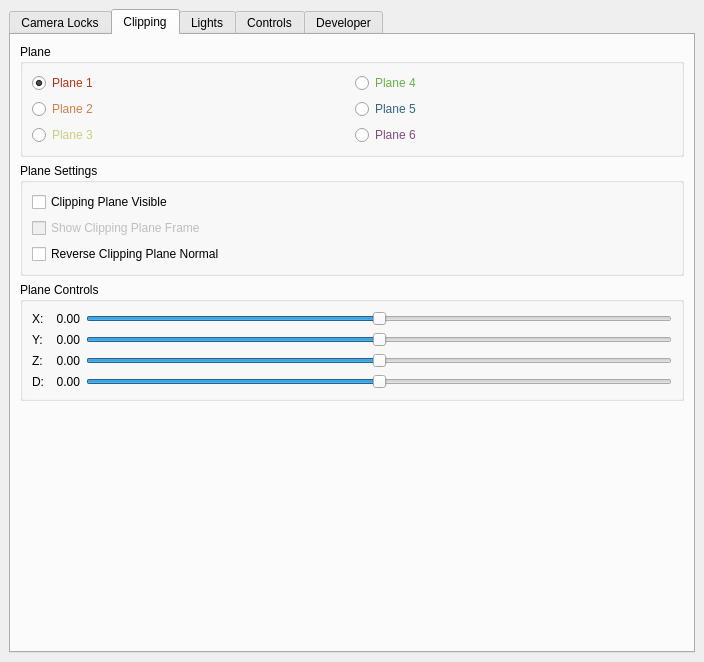
Above: src/Interface/Modules/Render/ViewSceneControls.ui from SCIInstitute/SCIRun before the change. Below: the same form after it.
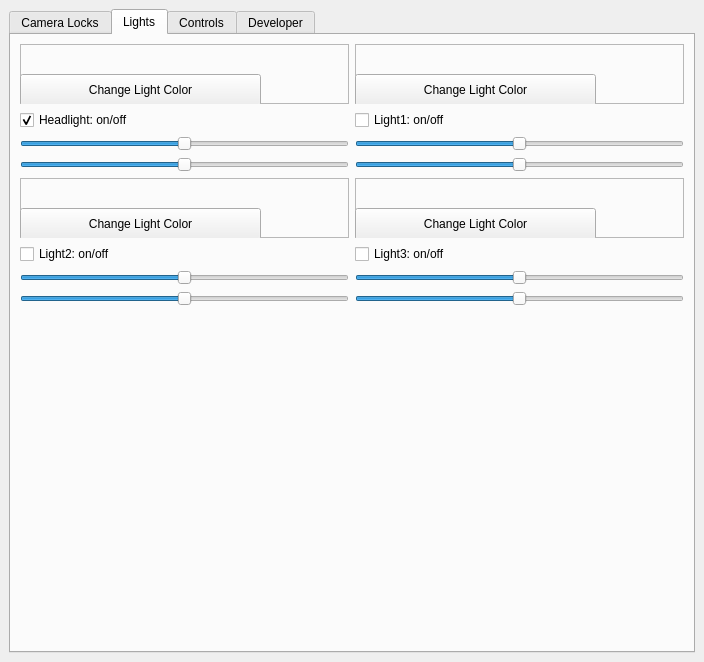
That is the form after the change. The open tabs and pages were chosen to show the change.

Commit message: Clipping plane popup

The edit to the form file:
```diff
--- a/src/Interface/Modules/Render/ViewSceneControls.ui
+++ b/src/Interface/Modules/Render/ViewSceneControls.ui
@@ -81,572 +81,6 @@
         </item>
        </layout>
       </widget>
-      <widget class="QWidget" name="ClippingTab">
-       <property name="enabled">
-        <bool>true</bool>
-       </property>
-       <attribute name="title">
-        <string>Clipping</string>
-       </attribute>
-       <layout class="QVBoxLayout" name="verticalLayout">
-        <item>
-         <widget class="QGroupBox" name="groupBox_3">
-          <property name="enabled">
-           <bool>true</bool>
-          </property>
-          <property name="font">
-           <font>
-            <weight>50</weight>
-            <bold>false</bold>
-           </font>
-          </property>
-          <property name="title">
-           <string>Plane</string>
-          </property>
-          <layout class="QGridLayout" name="gridLayout_2">
-           <item row="0" column="0">
-            <widget class="QRadioButton" name="plane1RadioButton_">
-             <property name="palette">
-              <palette>
-               <active>
-                <colorrole role="WindowText">
-                 <brush brushstyle="SolidPattern">
-                  <color alpha="255">
-                   <red>179</red>
-                   <green>51</green>
-                   <blue>25</blue>
-                  </color>
-                 </brush>
-                </colorrole>
-               </active>
-               <inactive>
-                <colorrole role="WindowText">
-                 <brush brushstyle="SolidPattern">
-                  <color alpha="255">
-                   <red>179</red>
-                   <green>51</green>
-                   <blue>25</blue>
-                  </color>
-                 </brush>
-                </colorrole>
-               </inactive>
-               <disabled>
-                <colorrole role="WindowText">
-                 <brush brushstyle="SolidPattern">
-                  <color alpha="255">
-                   <red>128</red>
-                   <green>128</green>
-                   <blue>128</blue>
-                  </color>
-                 </brush>
-                </colorrole>
-               </disabled>
-              </palette>
-             </property>
-             <property name="text">
-              <string>Plane 1</string>
-             </property>
-             <property name="checked">
-              <bool>true</bool>
-             </property>
-             <attribute name="buttonGroup">
-              <string notr="true">planeButtonGroup_</string>
-             </attribute>
-            </widget>
-           </item>
-           <item row="0" column="1">
-            <widget class="QRadioButton" name="plane4RadioButton_">
-             <property name="palette">
-              <palette>
-               <active>
-                <colorrole role="WindowText">
-                 <brush brushstyle="SolidPattern">
-                  <color alpha="255">
-                   <red>102</red>
-                   <green>179</green>
-                   <blue>76</blue>
-                  </color>
-                 </brush>
-                </colorrole>
-               </active>
-               <inactive>
-                <colorrole role="WindowText">
-                 <brush brushstyle="SolidPattern">
-                  <color alpha="255">
-                   <red>102</red>
-                   <green>179</green>
-                   <blue>76</blue>
-                  </color>
-                 </brush>
-                </colorrole>
-               </inactive>
-               <disabled>
-                <colorrole role="WindowText">
-                 <brush brushstyle="SolidPattern">
-                  <color alpha="255">
-                   <red>128</red>
-                   <green>128</green>
-                   <blue>128</blue>
-                  </color>
-                 </brush>
-                </colorrole>
-               </disabled>
-              </palette>
-             </property>
-             <property name="text">
-              <string>Plane 4</string>
-             </property>
-             <attribute name="buttonGroup">
-              <string notr="true">planeButtonGroup_</string>
-             </attribute>
-            </widget>
-           </item>
-           <item row="1" column="0">
-            <widget class="QRadioButton" name="plane2RadioButton_">
-             <property name="palette">
-              <palette>
-               <active>
-                <colorrole role="WindowText">
-                 <brush brushstyle="SolidPattern">
-                  <color alpha="255">
-                   <red>204</red>
-                   <green>128</green>
-                   <blue>76</blue>
-                  </color>
-                 </brush>
-                </colorrole>
-               </active>
-               <inactive>
-                <colorrole role="WindowText">
-                 <brush brushstyle="SolidPattern">
-                  <color alpha="255">
-                   <red>204</red>
-                   <green>128</green>
-                   <blue>76</blue>
-                  </color>
-                 </brush>
-                </colorrole>
-               </inactive>
-               <disabled>
-                <colorrole role="WindowText">
-                 <brush brushstyle="SolidPattern">
-                  <color alpha="255">
-                   <red>128</red>
-                   <green>128</green>
-                   <blue>128</blue>
-                  </color>
-                 </brush>
-                </colorrole>
-               </disabled>
-              </palette>
-             </property>
-             <property name="text">
-              <string>Plane 2</string>
-             </property>
-             <attribute name="buttonGroup">
-              <string notr="true">planeButtonGroup_</string>
-             </attribute>
-            </widget>
-           </item>
-           <item row="1" column="1">
-            <widget class="QRadioButton" name="plane5RadioButton_">
-             <property name="palette">
-              <palette>
-               <active>
-                <colorrole role="WindowText">
-                 <brush brushstyle="SolidPattern">
-                  <color alpha="255">
-                   <red>51</red>
-                   <green>102</green>
-                   <blue>128</blue>
-                  </color>
-                 </brush>
-                </colorrole>
-               </active>
-               <inactive>
-                <colorrole role="WindowText">
-                 <brush brushstyle="SolidPattern">
-                  <color alpha="255">
-                   <red>51</red>
-                   <green>102</green>
-                   <blue>128</blue>
-                  </color>
-                 </brush>
-                </colorrole>
-               </inactive>
-               <disabled>
-                <colorrole role="WindowText">
-                 <brush brushstyle="SolidPattern">
-                  <color alpha="255">
-                   <red>128</red>
-                   <green>128</green>
-                   <blue>128</blue>
-                  </color>
-                 </brush>
-                </colorrole>
-               </disabled>
-              </palette>
-             </property>
-             <property name="text">
-              <string>Plane 5</string>
-             </property>
-             <attribute name="buttonGroup">
-              <string notr="true">planeButtonGroup_</string>
-             </attribute>
-            </widget>
-           </item>
-           <item row="2" column="0">
-            <widget class="QRadioButton" name="plane3RadioButton_">
-             <property name="palette">
-              <palette>
-               <active>
-                <colorrole role="WindowText">
-                 <brush brushstyle="SolidPattern">
-                  <color alpha="255">
-                   <red>204</red>
-                   <green>204</green>
-                   <blue>128</blue>
-                  </color>
-                 </brush>
-                </colorrole>
-               </active>
-               <inactive>
-                <colorrole role="WindowText">
-                 <brush brushstyle="SolidPattern">
-                  <color alpha="255">
-                   <red>204</red>
-                   <green>204</green>
-                   <blue>128</blue>
-                  </color>
-                 </brush>
-                </colorrole>
-               </inactive>
-               <disabled>
-                <colorrole role="WindowText">
-                 <brush brushstyle="SolidPattern">
-                  <color alpha="255">
-                   <red>128</red>
-                   <green>128</green>
-                   <blue>128</blue>
-                  </color>
-                 </brush>
-                </colorrole>
-               </disabled>
-              </palette>
-             </property>
-             <property name="text">
-              <string>Plane 3</string>
-             </property>
-             <attribute name="buttonGroup">
-              <string notr="true">planeButtonGroup_</string>
-             </attribute>
-            </widget>
-           </item>
-           <item row="2" column="1">
-            <widget class="QRadioButton" name="plane6RadioButton_">
-             <property name="enabled">
-              <bool>true</bool>
-             </property>
-             <property name="palette">
-              <palette>
-               <active>
-                <colorrole role="WindowText">
-                 <brush brushstyle="SolidPattern">
-                  <color alpha="255">
-                   <red>128</red>
-                   <green>76</green>
-                   <blue>128</blue>
-                  </color>
-                 </brush>
-                </colorrole>
-               </active>
-               <inactive>
-                <colorrole role="WindowText">
-                 <brush brushstyle="SolidPattern">
-                  <color alpha="255">
-                   <red>128</red>
-                   <green>76</green>
-                   <blue>128</blue>
-                  </color>
-                 </brush>
-                </colorrole>
-               </inactive>
-               <disabled>
-                <colorrole role="WindowText">
-                 <brush brushstyle="SolidPattern">
-                  <color alpha="255">
-                   <red>128</red>
-                   <green>128</green>
-                   <blue>128</blue>
-                  </color>
-                 </brush>
-                </colorrole>
-               </disabled>
-              </palette>
-             </property>
-             <property name="text">
-              <string>Plane 6</string>
-             </property>
-             <property name="checked">
-              <bool>false</bool>
-             </property>
-             <attribute name="buttonGroup">
-              <string notr="true">planeButtonGroup_</string>
-             </attribute>
-            </widget>
-           </item>
-          </layout>
-         </widget>
-        </item>
-        <item>
-         <widget class="QGroupBox" name="groupBox_4">
-          <property name="font">
-           <font>
-            <weight>50</weight>
-            <bold>false</bold>
-           </font>
-          </property>
-          <property name="title">
-           <string>Plane Settings</string>
-          </property>
-          <layout class="QVBoxLayout" name="verticalLayout_2">
-           <item>
-            <widget class="QCheckBox" name="planeVisibleCheckBox_">
-             <property name="text">
-              <string>Clipping Plane Visible</string>
-             </property>
-            </widget>
-           </item>
-           <item>
-            <widget class="QCheckBox" name="showPlaneFrameCheckBox_">
-             <property name="enabled">
-              <bool>false</bool>
-             </property>
-             <property name="toolTip">
-              <string>BROKEN: See issue https://github.com/SCIInstitute/SCIRun/issues/2248</string>
-             </property>
-             <property name="accessibleDescription">
-              <string/>
-             </property>
-             <property name="text">
-              <string>Show Clipping Plane Frame</string>
-             </property>
-            </widget>
-           </item>
-           <item>
-            <widget class="QCheckBox" name="reversePlaneNormalCheckBox_">
-             <property name="text">
-              <string>Reverse Clipping Plane Normal</string>
-             </property>
-            </widget>
-           </item>
-          </layout>
-         </widget>
-        </item>
-        <item>
-         <widget class="QGroupBox" name="groupBox_5">
-          <property name="font">
-           <font>
-            <weight>50</weight>
-            <bold>false</bold>
-           </font>
-          </property>
-          <property name="title">
-           <string>Plane Controls</string>
-          </property>
-          <layout class="QGridLayout" name="gridLayout_3">
-           <item row="0" column="0">
-            <widget class="QLabel" name="label">
-             <property name="font">
-              <font>
-               <weight>50</weight>
-               <bold>false</bold>
-              </font>
-             </property>
-             <property name="text">
-              <string>X:</string>
-             </property>
-            </widget>
-           </item>
-           <item row="0" column="2">
-            <widget class="QSlider" name="xValueHorizontalSlider_">
-             <property name="minimum">
-              <number>-101</number>
-             </property>
-             <property name="maximum">
-              <number>101</number>
-             </property>
-             <property name="orientation">
-              <enum>Qt::Horizontal</enum>
-             </property>
-            </widget>
-           </item>
-           <item row="1" column="0">
-            <widget class="QLabel" name="label_2">
-             <property name="font">
-              <font>
-               <weight>50</weight>
-               <bold>false</bold>
-              </font>
-             </property>
-             <property name="text">
-              <string>Y:</string>
-             </property>
-            </widget>
-           </item>
-           <item row="1" column="2">
-            <widget class="QSlider" name="yValueHorizontalSlider_">
-             <property name="minimum">
-              <number>-101</number>
-             </property>
-             <property name="maximum">
-              <number>101</number>
-             </property>
-             <property name="orientation">
-              <enum>Qt::Horizontal</enum>
-             </property>
-            </widget>
-           </item>
-           <item row="2" column="0">
-            <widget class="QLabel" name="label_3">
-             <property name="font">
-              <font>
-               <weight>50</weight>
-               <bold>false</bold>
-              </font>
-             </property>
-             <property name="text">
-              <string>Z:</string>
-             </property>
-            </widget>
-           </item>
-           <item row="2" column="2">
-            <widget class="QSlider" name="zValueHorizontalSlider_">
-             <property name="minimum">
-              <number>-101</number>
-             </property>
-             <property name="maximum">
-              <number>101</number>
-             </property>
-             <property name="orientation">
-              <enum>Qt::Horizontal</enum>
-             </property>
-            </widget>
-           </item>
-           <item row="3" column="0">
-            <widget class="QLabel" name="label_4">
-             <property name="font">
-              <font>
-               <weight>50</weight>
-               <bold>false</bold>
-              </font>
-             </property>
-             <property name="text">
-              <string>D:</string>
-             </property>
-            </widget>
-           </item>
-           <item row="3" column="2">
-            <widget class="QSlider" name="dValueHorizontalSlider_">
-             <property name="minimum">
-              <number>-101</number>
-             </property>
-             <property name="maximum">
-              <number>101</number>
-             </property>
-             <property name="orientation">
-              <enum>Qt::Horizontal</enum>
-             </property>
-            </widget>
-           </item>
-           <item row="0" column="1">
-            <widget class="QLabel" name="xSliderValueLabel_">
-             <property name="sizePolicy">
-              <sizepolicy hsizetype="Preferred" vsizetype="Preferred">
-               <horstretch>0</horstretch>
-               <verstretch>0</verstretch>
-              </sizepolicy>
-             </property>
-             <property name="font">
-              <font>
-               <weight>50</weight>
-               <bold>false</bold>
-              </font>
-             </property>
-             <property name="text">
-              <string>  0.00</string>
-             </property>
-            </widget>
-           </item>
-           <item row="1" column="1">
-            <widget class="QLabel" name="ySliderValueLabel_">
-             <property name="sizePolicy">
-              <sizepolicy hsizetype="Preferred" vsizetype="Preferred">
-               <horstretch>0</horstretch>
-               <verstretch>0</verstretch>
-              </sizepolicy>
-             </property>
-             <property name="font">
-              <font>
-               <weight>50</weight>
-               <bold>false</bold>
-              </font>
-             </property>
-             <property name="text">
-              <string>  0.00</string>
-             </property>
-            </widget>
-           </item>
-           <item row="2" column="1">
-            <widget class="QLabel" name="zSliderValueLabel_">
-             <property name="sizePolicy">
-              <sizepolicy hsizetype="Preferred" vsizetype="Preferred">
-               <horstretch>0</horstretch>
-               <verstretch>0</verstretch>
-              </sizepolicy>
-             </property>
-             <property name="font">
-              <font>
-               <weight>50</weight>
-               <bold>false</bold>
-              </font>
-             </property>
-             <property name="text">
-              <string>  0.00</string>
-             </property>
-            </widget>
-           </item>
-           <item row="3" column="1">
-            <widget class="QLabel" name="dSliderValueLabel_">
-             <property name="font">
-              <font>
-               <weight>50</weight>
-               <bold>false</bold>
-              </font>
-             </property>
-             <property name="text">
-              <string>  0.00</string>
-             </property>
-            </widget>
-           </item>
-          </layout>
-         </widget>
-        </item>
-        <item>
-         <spacer name="verticalSpacer_5">
-          <property name="orientation">
-           <enum>Qt::Vertical</enum>
-          </property>
-          <property name="sizeHint" stdset="0">
-           <size>
-            <width>20</width>
-            <height>24</height>
-           </size>
-          </property>
-         </spacer>
-        </item>
-       </layout>
-      </widget>
       <widget class="QWidget" name="LightsTab">
        <attribute name="title">
         <string>Lights</string>
```
Left out of the diff: 2 changed lines with no effect on the pictures. The commit also changes 12 other files.
